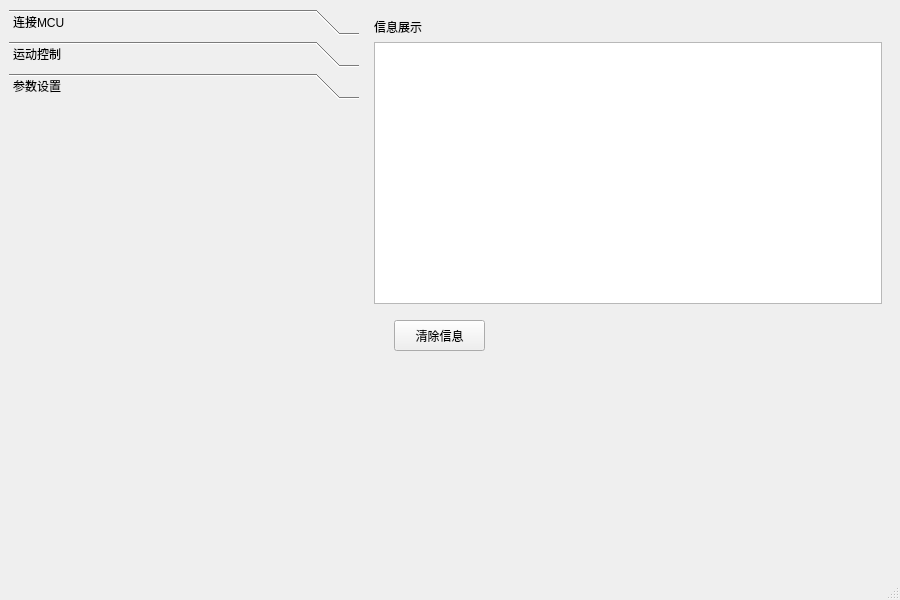
Qt form Qt-SerialDebuger-master/mainwindow.ui (single5240/QTSerial) before a commit.
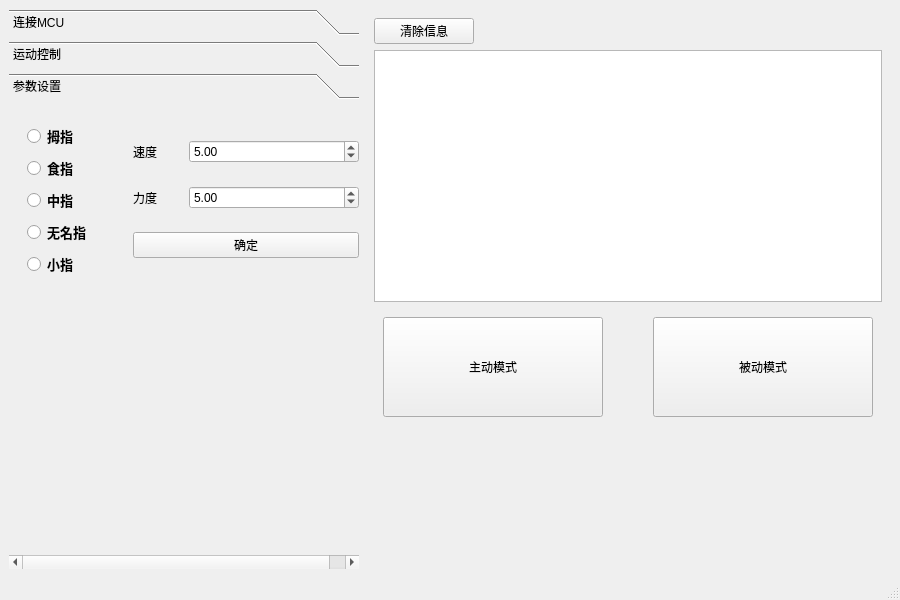
The same form after that commit. The open tabs and pages were chosen to show the change. Custom widgets are drawn as their Qt base class.

Commit message: 完成上位机和mcu通信

The edit to the form file:
```diff
--- a/Qt-SerialDebuger-master/mainwindow.ui
+++ b/Qt-SerialDebuger-master/mainwindow.ui
@@ -21,64 +21,6 @@
   </property>
   <widget class="QWidget" name="centralwidget">
    <layout class="QFormLayout" name="formLayout">
-    <item row="0" column="1">
-     <widget class="QWidget" name="widget_10" native="true">
-      <property name="minimumSize">
-       <size>
-        <width>400</width>
-        <height>450</height>
-       </size>
-      </property>
-      <layout class="QGridLayout" name="gridLayout_7">
-       <item row="2" column="0">
-        <widget class="QWidget" name="widget_11" native="true">
-         <property name="minimumSize">
-          <size>
-           <width>380</width>
-           <height>250</height>
-          </size>
-         </property>
-         <property name="accessibleDescription">
-          <string/>
-         </property>
-         <widget class="QPushButton" name="clean_textRec">
-          <property name="geometry">
-           <rect>
-            <x>20</x>
-            <y>10</y>
-            <width>91</width>
-            <height>31</height>
-           </rect>
-          </property>
-          <property name="text">
-           <string>清除信息</string>
-          </property>
-         </widget>
-        </widget>
-       </item>
-       <item row="0" column="0">
-        <widget class="QLabel" name="label">
-         <property name="text">
-          <string>信息展示</string>
-         </property>
-        </widget>
-       </item>
-       <item row="1" column="0">
-        <widget class="QPlainTextEdit" name="txtRec">
-         <property name="minimumSize">
-          <size>
-           <width>380</width>
-           <height>100</height>
-          </size>
-         </property>
-         <property name="readOnly">
-          <bool>true</bool>
-         </property>
-        </widget>
-       </item>
-      </layout>
-     </widget>
-    </item>
     <item row="0" column="0">
      <widget class="QToolBox" name="toolBox">
       <property name="sizePolicy">
@@ -722,32 +664,356 @@
         <rect>
          <x>0</x>
          <y>0</y>
-         <width>350</width>
-         <height>461</height>
+         <width>368</width>
+         <height>447</height>
         </rect>
        </property>
        <attribute name="label">
         <string>参数设置</string>
        </attribute>
-       <widget class="QWidget" name="widget_3" native="true">
-        <property name="geometry">
-         <rect>
-          <x>10</x>
-          <y>0</y>
-          <width>350</width>
-          <height>171</height>
-         </rect>
-        </property>
-        <property name="minimumSize">
-         <size>
-          <width>350</width>
-          <height>0</height>
-         </size>
-        </property>
-       </widget>
+       <layout class="QVBoxLayout" name="verticalLayout">
+        <item>
+         <widget class="QWidget" name="widget_3" native="true">
+          <property name="minimumSize">
+           <size>
+            <width>350</width>
+            <height>0</height>
+           </size>
+          </property>
+          <layout class="QGridLayout" name="gridLayout_8">
+           <item row="0" column="0">
+            <widget class="QRadioButton" name="thumb_radioButton">
+             <property name="minimumSize">
+              <size>
+               <width>70</width>
+               <height>0</height>
+              </size>
+             </property>
+             <property name="maximumSize">
+              <size>
+               <width>100</width>
+               <height>16777215</height>
+              </size>
+             </property>
+             <property name="font">
+              <font>
+               <pointsize>10</pointsize>
+               <weight>75</weight>
+               <bold>true</bold>
+              </font>
+             </property>
+             <property name="text">
+              <string>拇指</string>
+             </property>
+             <attribute name="buttonGroup">
+              <string notr="true">buttonGroup_2</string>
+             </attribute>
+            </widget>
+           </item>
+           <item row="0" column="1" rowspan="5">
+            <layout class="QGridLayout" name="gridLayout_5">
+             <item row="0" column="0">
+              <widget class="QLabel" name="label_7">
+               <property name="maximumSize">
+                <size>
+                 <width>50</width>
+                 <height>16777215</height>
+                </size>
+               </property>
+               <property name="text">
+                <string>速度</string>
+               </property>
+              </widget>
+             </item>
+             <item row="0" column="1">
+              <widget class="QDoubleSpinBox" name="speed_spinBox">
+               <property name="minimum">
+                <double>2.000000000000000</double>
+               </property>
+               <property name="maximum">
+                <double>10.000000000000000</double>
+               </property>
+               <property name="singleStep">
+                <double>0.200000000000000</double>
+               </property>
+               <property name="value">
+                <double>5.000000000000000</double>
+               </property>
+              </widget>
+             </item>
+             <item row="1" column="0">
+              <widget class="QLabel" name="label_8">
+               <property name="maximumSize">
+                <size>
+                 <width>50</width>
+                 <height>16777215</height>
+                </size>
+               </property>
+               <property name="text">
+                <string>力度</string>
+               </property>
+              </widget>
+             </item>
+             <item row="1" column="1">
+              <widget class="QDoubleSpinBox" name="dynamics__spinBox">
+               <property name="minimum">
+                <double>2.000000000000000</double>
+               </property>
+               <property name="maximum">
+                <double>10.000000000000000</double>
+               </property>
+               <property name="singleStep">
+                <double>0.200000000000000</double>
+               </property>
+               <property name="value">
+                <double>5.000000000000000</double>
+               </property>
+              </widget>
+             </item>
+             <item row="2" column="0" colspan="2">
+              <widget class="QPushButton" name="paramSet_Button">
+               <property name="text">
+                <string>确定</string>
+               </property>
+              </widget>
+             </item>
+            </layout>
+           </item>
+           <item row="1" column="0">
+            <widget class="QRadioButton" name="forefinger_radioButton">
+             <property name="minimumSize">
+              <size>
+               <width>70</width>
+               <height>0</height>
+              </size>
+             </property>
+             <property name="maximumSize">
+              <size>
+               <width>100</width>
+               <height>16777215</height>
+              </size>
+             </property>
+             <property name="font">
+              <font>
+               <pointsize>10</pointsize>
+               <weight>75</weight>
+               <bold>true</bold>
+              </font>
+             </property>
+             <property name="text">
+              <string>食指</string>
+             </property>
+             <attribute name="buttonGroup">
+              <string notr="true">buttonGroup_2</string>
+             </attribute>
+            </widget>
+           </item>
+           <item row="2" column="0">
+            <widget class="QRadioButton" name="middle_radioButton">
+             <property name="minimumSize">
+              <size>
+               <width>70</width>
+               <height>0</height>
+              </size>
+             </property>
+             <property name="maximumSize">
+              <size>
+               <width>100</width>
+               <height>16777215</height>
+              </size>
+             </property>
+             <property name="font">
+              <font>
+               <pointsize>10</pointsize>
+               <weight>75</weight>
+               <bold>true</bold>
+              </font>
+             </property>
+             <property name="text">
+              <string>中指</string>
+             </property>
+             <attribute name="buttonGroup">
+              <string notr="true">buttonGroup_2</string>
+             </attribute>
+            </widget>
+           </item>
+           <item row="3" column="0">
+            <widget class="QRadioButton" name="ring_radioButton">
+             <property name="minimumSize">
+              <size>
+               <width>70</width>
+               <height>0</height>
+              </size>
+             </property>
+             <property name="maximumSize">
+              <size>
+               <width>100</width>
+               <height>16777215</height>
+              </size>
+             </property>
+             <property name="font">
+              <font>
+               <pointsize>10</pointsize>
+               <weight>75</weight>
+               <bold>true</bold>
+              </font>
+             </property>
+             <property name="text">
+              <string>无名指</string>
+             </property>
+             <attribute name="buttonGroup">
+              <string notr="true">buttonGroup_2</string>
+             </attribute>
+            </widget>
+           </item>
+           <item row="4" column="0">
+            <widget class="QRadioButton" name="little_radioButton">
+             <property name="minimumSize">
+              <size>
+               <width>70</width>
+               <height>0</height>
+              </size>
+             </property>
+             <property name="maximumSize">
+              <size>
+               <width>100</width>
+               <height>16777215</height>
+              </size>
+             </property>
+             <property name="font">
+              <font>
+               <pointsize>10</pointsize>
+               <weight>75</weight>
+               <bold>true</bold>
+              </font>
+             </property>
+             <property name="text">
+              <string>小指</string>
+             </property>
+             <attribute name="buttonGroup">
+              <string notr="true">buttonGroup_2</string>
+             </attribute>
+            </widget>
+           </item>
+          </layout>
+         </widget>
+        </item>
+        <item>
+         <spacer name="verticalSpacer_3">
+          <property name="orientation">
+           <enum>Qt::Vertical</enum>
+          </property>
+          <property name="sizeHint" stdset="0">
+           <size>
+            <width>20</width>
+            <height>283</height>
+           </size>
+          </property>
+         </spacer>
+        </item>
+       </layout>
       </widget>
      </widget>
     </item>
+    <item row="0" column="1">
+     <widget class="QWidget" name="widget_10" native="true">
+      <property name="minimumSize">
+       <size>
+        <width>400</width>
+        <height>450</height>
+       </size>
+      </property>
+      <layout class="QVBoxLayout" name="verticalLayout_2">
+       <item>
+        <widget class="QPushButton" name="clean_textRec">
+         <property name="maximumSize">
+          <size>
+           <width>100</width>
+           <height>16777215</height>
+          </size>
+         </property>
+         <property name="text">
+          <string>清除信息</string>
+         </property>
+        </widget>
+       </item>
+       <item>
+        <widget class="QPlainTextEdit" name="txtRec">
+         <property name="minimumSize">
+          <size>
+           <width>380</width>
+           <height>100</height>
+          </size>
+         </property>
+         <property name="readOnly">
+          <bool>true</bool>
+         </property>
+        </widget>
+       </item>
+       <item>
+        <widget class="QWidget" name="widget_11" native="true">
+         <property name="minimumSize">
+          <size>
+           <width>380</width>
+           <height>250</height>
+          </size>
+         </property>
+         <property name="accessibleDescription">
+          <string/>
+         </property>
+         <layout class="QGridLayout" name="gridLayout_9">
+          <item row="0" column="0">
+           <layout class="QHBoxLayout" name="horizontalLayout">
+            <property name="spacing">
+             <number>50</number>
+            </property>
+            <item>
+             <widget class="QPushButton" name="active_Button">
+              <property name="minimumSize">
+               <size>
+                <width>200</width>
+                <height>100</height>
+               </size>
+              </property>
+              <property name="text">
+               <string>主动模式</string>
+              </property>
+             </widget>
+            </item>
+            <item>
+             <widget class="QPushButton" name="passive_Button">
+              <property name="minimumSize">
+               <size>
+                <width>200</width>
+                <height>100</height>
+               </size>
+              </property>
+              <property name="text">
+               <string>被动模式</string>
+              </property>
+             </widget>
+            </item>
+           </layout>
+          </item>
+          <item row="1" column="0">
+           <spacer name="verticalSpacer_4">
+            <property name="orientation">
+             <enum>Qt::Vertical</enum>
+            </property>
+            <property name="sizeHint" stdset="0">
+             <size>
+              <width>20</width>
+              <height>121</height>
+             </size>
+            </property>
+           </spacer>
+          </item>
+         </layout>
+        </widget>
+       </item>
+      </layout>
+     </widget>
+    </item>
    </layout>
   </widget>
   <widget class="QStatusBar" name="statusbar"/>
```
Left out of the diff: 61 changed lines with no effect on the pictures. The commit also changes 2 other files.
